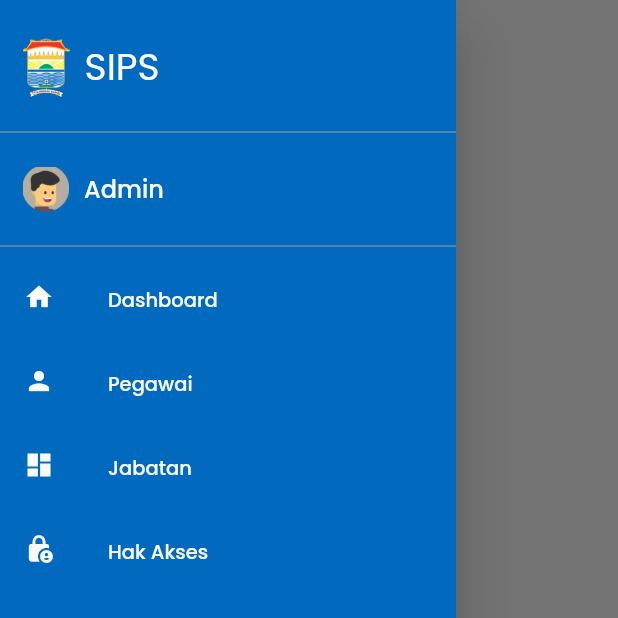
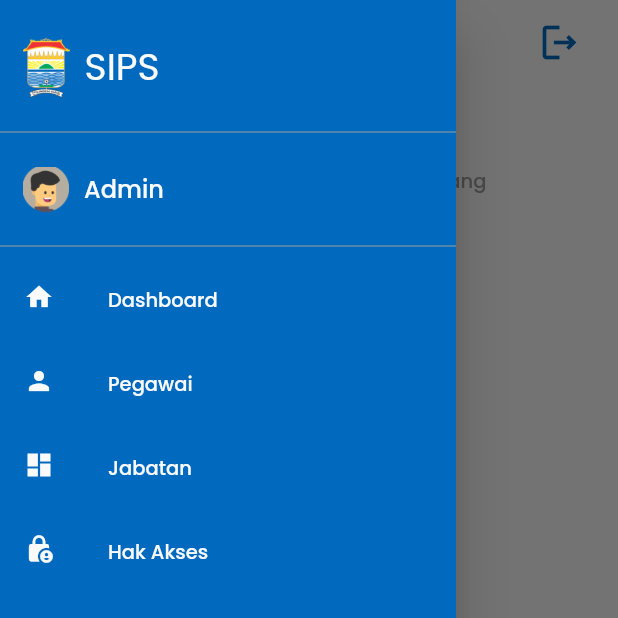
Before and after one commit to muhammadazzam123/app_surat, a Flutter app: the HomePage screen opened by its route, with the side drawer open, on a phone screen of 412 x 824 dp, the top half of it. Run offline on Flutter 3.47's test engine with Material 2 defaults, Android fonts, the light colour scheme and no system bars; our stand-ins replace google_fonts.

Commit message:
update home

```diff
--- a/lib/home_page.dart
+++ b/lib/home_page.dart
@@ -5,26 +5,130 @@ import 'package:flutter/material.dart';
 class HomePage extends StatelessWidget {
   const HomePage({super.key});
 
+  Future<void> _showMyDialog(BuildContext context) async {
+    return showDialog<void>(
+      context: context,
+      barrierDismissible: false, // user must tap button!
+      builder: (BuildContext context) {
+        return AlertDialog(
+          title: Text(
+            'Logout App Surat',
+            style: poppinsTextStyle.copyWith(
+              fontSize: 20,
+              fontWeight: semiBold,
+              color: blackColor,
+            ),
+          ),
+          shape: const RoundedRectangleBorder(
+              borderRadius: BorderRadius.all(Radius.circular(10))),
+          content: SingleChildScrollView(
+            child: ListBody(
+              children: <Widget>[
+                Text(
+                  'Apakah anda yakin ingin keluar',
+                  style: poppinsTextStyle.copyWith(
+                    fontSize: 14,
+                    fontWeight: medium,
+                    color: thirdColor,
+                  ),
+                ),
+              ],
+            ),
+          ),
+          actions: <Widget>[
+            TextButton(
+              child: Text(
+                'Kembali',
+                style: poppinsTextStyle.copyWith(
+                  fontSize: 12,
+                  fontWeight: medium,
+                  color: blackColor,
+                ),
+              ),
+              onPressed: () {
+                Navigator.of(context).pop();
+              },
+            ),
+            TextButton(
+              style: const ButtonStyle(
+                  backgroundColor: MaterialStatePropertyAll(Color(0xffc51f1a))),
+              onPressed: () {},
+              child: Text('Keluar',
+                  style: poppinsTextStyle.copyWith(
+                      fontSize: 12, fontWeight: medium, color: whiteColor)),
+            ),
+          ],
+        );
+      },
+    );
+  }
+
+  Widget _title() {
+    return Column(
+      crossAxisAlignment: CrossAxisAlignment.start,
+      children: [
+        Text(
+          'Selamat Datang',
+          style: poppinsTextStyle.copyWith(
+            fontSize: 24,
+            fontWeight: semiBold,
+            color: blackColor,
+          ),
+        ),
+        Text(
+          'Sistem Informasi Pengelolaan Surat \n Bagian Protokol Kantor Walikota Palembang',
+          style: poppinsTextStyle.copyWith(
+            fontSize: 13,
+            fontWeight: medium,
+            color: grayColor,
+          ),
+        )
+      ],
+    );
+  }
+
   @override
   Widget build(BuildContext context) {
     return Scaffold(
         appBar: AppBar(
           elevation: 0,
+          actions: [
+            Padding(
+              padding: const EdgeInsets.only(right: 15),
+              child: IconButton(
+                  onPressed: () {
+                    _showMyDialog(context);
+                  },
+                  icon: Icon(
+                    Icons.logout_outlined,
+                    color: primaryColor,
+                    size: 30,
+                  )),
+            )
+          ],
           backgroundColor: Colors.transparent,
-        leading: Builder(
+          leading: Padding(
+            padding: const EdgeInsets.only(left: 15),
+            child: Builder(
                 builder: (context) => IconButton(
                     onPressed: () {
                       Scaffold.of(context).openDrawer();
                     },
                     icon: Icon(
                       Icons.menu,
+                      size: 30,
                       color: primaryColor,
                     ))),
           ),
-      drawer: NavBar(),
-      body: Center(
-        child: Text('Main Page'),
         ),
-    );
+        drawer: const NavBar(),
+        body: Padding(
+          padding: EdgeInsets.symmetric(horizontal: defaultMargin1),
+          child: Column(
+            children: [
+              _title(),
+            ],
+          ),
+        ));
   }
 }
```
Lines whose indentation alone changed are shown as unchanged.
